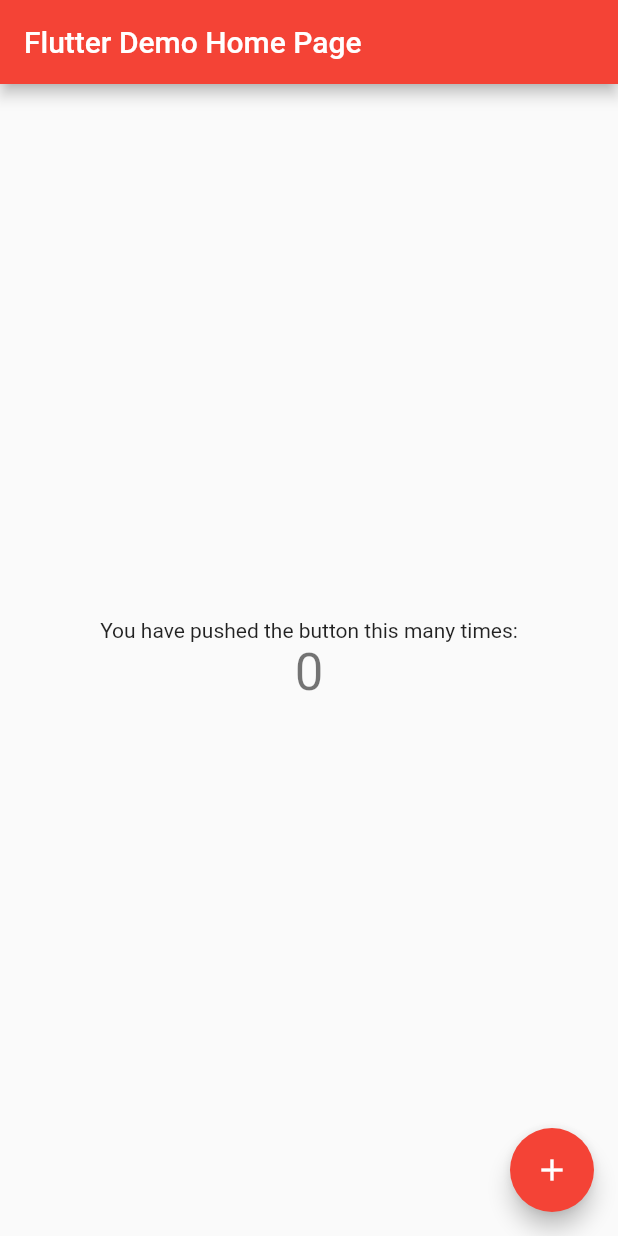
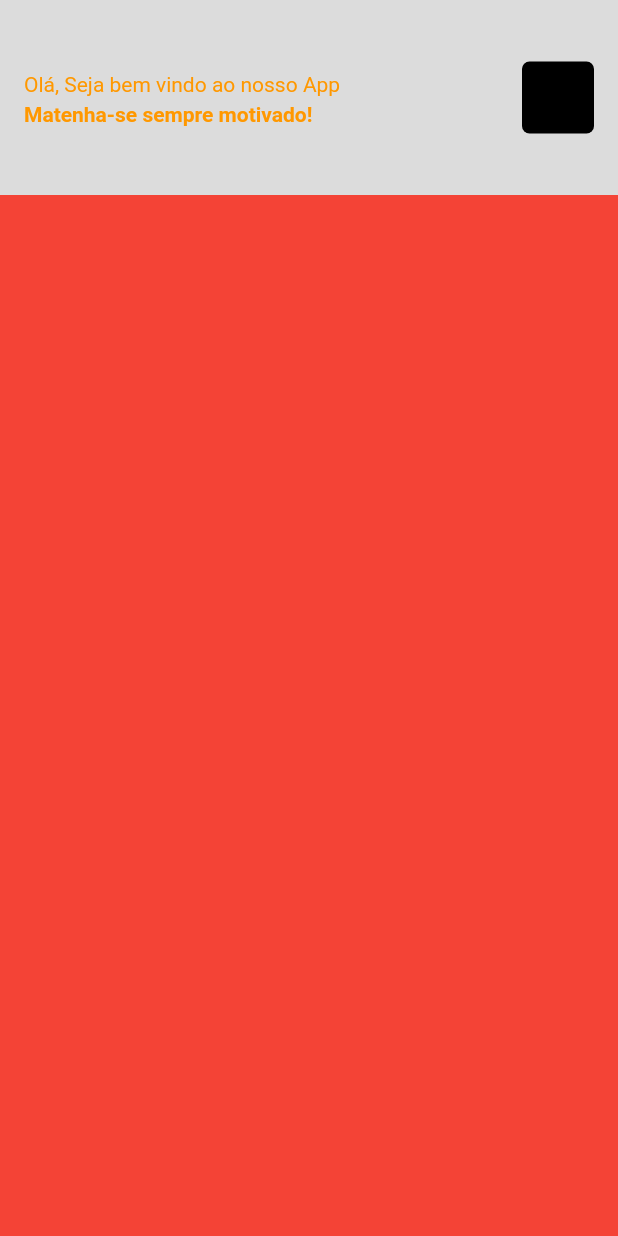
Before and after one commit to BelezaSystem/App-Motivation, a Flutter app: the screen it shows after launch, on a phone screen of 412 x 824 dp. Run offline on Flutter 3.47's test engine with Material 2 defaults, Android fonts, the phone set to English and light mode, and no system bars.

Commit message:
arquitetura_base_do_app
esqueleto do app

```diff
--- a/lib/main.dart
+++ b/lib/main.dart
@@ -1,113 +1,11 @@
+import 'package:app_motivation/pages/HomePage.dart';
 import 'package:flutter/material.dart';
 
 void main() {
-  runApp(MyApp());
+  runApp(
+    MaterialApp(
+      debugShowCheckedModeBanner: false,
+      home: HomePage(),
+    )
+  );
 }
-
-class MyApp extends StatelessWidget {
-  // This widget is the root of your application.
-  @override
-  Widget build(BuildContext context) {
-    return MaterialApp(
-      title: 'Flutter Demo',
-      theme: ThemeData(
-        // This is the theme of your application.
-        //
-        // Try running your application with "flutter run". You'll see the
-        // application has a blue toolbar. Then, without quitting the app, try
-        // changing the primarySwatch below to Colors.green and then invoke
-        // "hot reload" (press "r" in the console where you ran "flutter run",
-        // or simply save your changes to "hot reload" in a Flutter IDE).
-        // Notice that the counter didn't reset back to zero; the application
-        // is not restarted.
-        primarySwatch: Colors.red,
-      ),
-      home: MyHomePage(title: 'Flutter Demo Home Page'),
-    );
-  }
-}
-
-class MyHomePage extends StatefulWidget {
-  MyHomePage({Key? key, required this.title}) : super(key: key);
-
-  // This widget is the home page of your application. It is stateful, meaning
-  // that it has a State object (defined below) that contains fields that affect
-  // how it looks.
-
-  // This class is the configuration for the state. It holds the values (in this
-  // case the title) provided by the parent (in this case the App widget) and
-  // used by the build method of the State. Fields in a Widget subclass are
-  // always marked "final".
-
-  final String title;
-
-  @override
-  _MyHomePageState createState() => _MyHomePageState();
-}
-
-class _MyHomePageState extends State<MyHomePage> {
-  int _counter = 0;
-
-  void _incrementCounter() {
-    setState(() {
-      // This call to setState tells the Flutter framework that something has
-      // changed in this State, which causes it to rerun the build method below
-      // so that the display can reflect the updated values. If we changed
-      // _counter without calling setState(), then the build method would not be
-      // called again, and so nothing would appear to happen.
-      _counter++;
-    });
-  }
-
-  @override
-  Widget build(BuildContext context) {
-    // This method is rerun every time setState is called, for instance as done
-    // by the _incrementCounter method above.
-    //
-    // The Flutter framework has been optimized to make rerunning build methods
-    // fast, so that you can just rebuild anything that needs updating rather
-    // than having to individually change instances of widgets.
-    return Scaffold(
-      appBar: AppBar(
-        // Here we take the value from the MyHomePage object that was created by
-        // the App.build method, and use it to set our appbar title.
-        title: Text(widget.title),
-      ),
-      body: Center(
-        // Center is a layout widget. It takes a single child and positions it
-        // in the middle of the parent.
-        child: Column(
-          // Column is also a layout widget. It takes a list of children and
-          // arranges them vertically. By default, it sizes itself to fit its
-          // children horizontally, and tries to be as tall as its parent.
-          //
-          // Invoke "debug painting" (press "p" in the console, choose the
-          // "Toggle Debug Paint" action from the Flutter Inspector in Android
-          // Studio, or the "Toggle Debug Paint" command in Visual Studio Code)
-          // to see the wireframe for each widget.
-          //
-          // Column has various properties to control how it sizes itself and
-          // how it positions its children. Here we use mainAxisAlignment to
-          // center the children vertically; the main axis here is the vertical
-          // axis because Columns are vertical (the cross axis would be
-          // horizontal).
-          mainAxisAlignment: MainAxisAlignment.center,
-          children: <Widget>[
-            Text(
-              'You have pushed the button this many times:',
-            ),
-            Text(
-              '$_counter',
-              style: Theme.of(context).textTheme.headline4,
-            ),
-          ],
-        ),
-      ),
-      floatingActionButton: FloatingActionButton(
-        onPressed: _incrementCounter,
-        tooltip: 'Increment',
-        child: Icon(Icons.add),
-      ), // This trailing comma makes auto-formatting nicer for build methods.
-    );
-  }
-}
--- /dev/null
+++ b/lib/pages/HomePage.dart
@@ -0,0 +1,63 @@
+import 'package:flutter/material.dart';
+
+class HomePage extends StatefulWidget {
+  HomePage({Key? key}) : super(key: key);
+
+  @override
+  _HomePageState createState() => _HomePageState();
+}
+
+class _HomePageState extends State<HomePage> {
+  @override
+  Widget build(BuildContext context) {
+    return Scaffold(
+      appBar: PreferredSize(
+        preferredSize: Size.fromHeight(130),
+        child: Container(
+          height: 130,
+          color: Colors.black12,
+          child: Center(
+            child: ListTile(
+              title: Text.rich(
+                TextSpan(
+                    text: "Olá, ",
+                    style: TextStyle(
+                      fontSize: 14,
+                      color: Colors.orange,
+                    ),
+                    children: [
+                      TextSpan(
+                        text: "Seja bem vindo ao nosso App",
+                        style: TextStyle(
+                          fontSize: 14,
+                          color: Colors.orange,
+                        ),
+                      )
+                    ]),
+              ),
+              subtitle: Text(
+                "Matenha-se sempre motivado!",
+                style: TextStyle(
+                  fontSize: 14,
+                  fontWeight: FontWeight.w700,
+                  color: Colors.orange,
+                ),
+              ),
+              trailing: Container(
+                height: 48,
+                width: 48,
+                decoration: BoxDecoration(
+                  color: Colors.black,
+                  borderRadius: BorderRadius.circular(5),
+                ),
+              ),
+            ),
+          ),
+        ),
+      ),
+      body: Container(
+        color: Colors.red,
+      ),
+    );
+  }
+}
```
